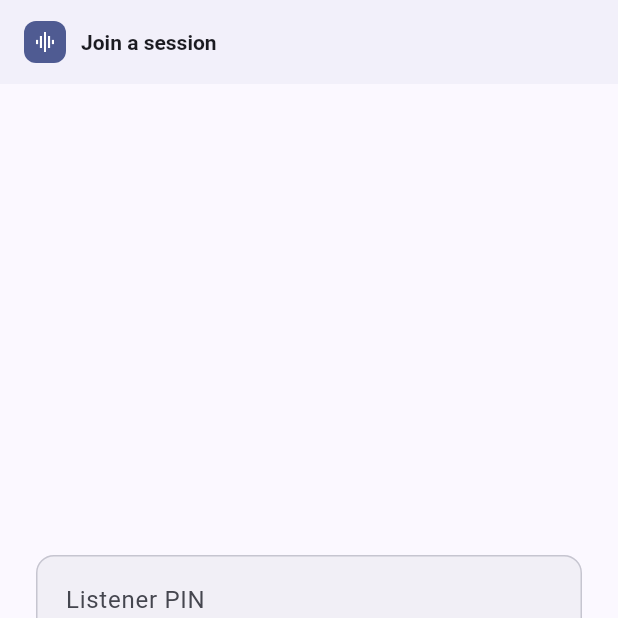
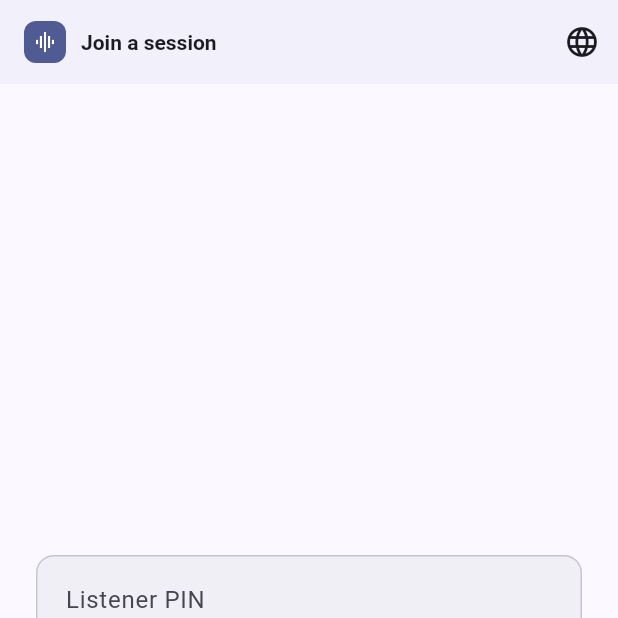
Before and after one commit to btekerek/kabin, a Flutter app: the ListenerJoinScreen screen opened by its route, on a phone screen of 412 x 824 dp, the top half of it. Run offline on Flutter 3.47's test engine with Material 3 defaults, Android fonts, the phone set to English and light mode, and no system bars; our stand-ins replace dio, flutter_riverpod, go_router, permission_handler, shared_preferences; missing offline and left inert: agora_rtc_engine; accounts and stored records are empty.

Commit message:
Migrate listener screens to i18n

```diff
--- a/frontend/lib/features/listener/presentation/listener_join_screen.dart
+++ b/frontend/lib/features/listener/presentation/listener_join_screen.dart
@@ -4,6 +4,9 @@ import 'package:go_router/go_router.dart';
 
 import '../../../core/errors/api_error_message.dart';
 import '../../../core/widgets/kabin_app_bar_title.dart';
+import '../../../core/widgets/language_menu.dart';
+import '../../../l10n/app_strings.dart';
+import '../../../l10n/locale_providers.dart';
 import '../domain/listener_channel.dart';
 import '../domain/listener_session_summary.dart';
 import '../state/listener_providers.dart';
@@ -82,18 +85,22 @@ class _ListenerJoinScreenState extends ConsumerState<ListenerJoinScreen> {
 
   @override
   Widget build(BuildContext context) {
+    final t = ref.watch(appStringsProvider);
     return Scaffold(
-      appBar: AppBar(title: const KabinAppBarTitle('Join a session')),
+      appBar: AppBar(
+        title: KabinAppBarTitle(t.joinSessionTitle),
+        actions: const [LanguageMenu()],
+      ),
       body: _session == null
-          ? _buildPinEntry()
+          ? _buildPinEntry(t)
           : Padding(
               padding: const EdgeInsets.all(24),
-              child: _buildChannelPicker(_session!),
+              child: _buildChannelPicker(_session!, t),
             ),
     );
   }
 
-  Widget _buildPinEntry() {
+  Widget _buildPinEntry(AppStrings t) {
     return Center(
       child: ConstrainedBox(
         constraints: const BoxConstraints(maxWidth: 440),
@@ -108,7 +115,7 @@ class _ListenerJoinScreenState extends ConsumerState<ListenerJoinScreen> {
                 keyboardType: TextInputType.number,
                 textAlign: TextAlign.center,
                 style: Theme.of(context).textTheme.headlineSmall,
-                decoration: const InputDecoration(labelText: 'Listener PIN'),
+                decoration: InputDecoration(labelText: t.listenerPinLabel),
               ),
               if (_error != null) ...[
                 const SizedBox(height: 16),
@@ -126,7 +133,7 @@ class _ListenerJoinScreenState extends ConsumerState<ListenerJoinScreen> {
                         height: 20,
                         width: 20,
                         child: CircularProgressIndicator(strokeWidth: 2))
-                    : const Text('FIND SESSION'),
+                    : Text(t.findSessionButton),
               ),
             ],
           ),
@@ -135,7 +142,7 @@ class _ListenerJoinScreenState extends ConsumerState<ListenerJoinScreen> {
     );
   }
 
-  Widget _buildChannelPicker(ListenerSessionSummary session) {
+  Widget _buildChannelPicker(ListenerSessionSummary session, AppStrings t) {
     return Center(
       child: ConstrainedBox(
         constraints: const BoxConstraints(maxWidth: 560),
@@ -145,7 +152,7 @@ class _ListenerJoinScreenState extends ConsumerState<ListenerJoinScreen> {
             Text(session.name,
                 style: Theme.of(context).textTheme.headlineSmall),
             const SizedBox(height: 8),
-            Text('Pick a language to listen in:',
+            Text(t.pickLanguageToListenPrompt,
                 style: Theme.of(context).textTheme.bodyMedium),
             const SizedBox(height: 16),
             if (_error != null) ...[
@@ -165,7 +172,7 @@ class _ListenerJoinScreenState extends ConsumerState<ListenerJoinScreen> {
                     child: ListTile(
                       title: Text(channel.language),
                       subtitle: channel.isSource
-                          ? const Text('Original (stage) audio')
+                          ? Text(t.originalStageAudioLabel)
                           : null,
                       trailing: const Icon(Icons.chevron_right),
                       enabled: !_busy,
--- a/frontend/lib/l10n/app_strings.dart
+++ b/frontend/lib/l10n/app_strings.dart
@@ -194,4 +194,17 @@ class AppStrings {
   String get sourceDropdownLabel => _pick('Source', 'Kaynak');
   String get targetDropdownLabel => _pick('Target', 'Hedef');
   String get chatLabel => _pick('Chat', 'Sohbet');
+
+  // Listener join + listening screens
+  String get joinSessionTitle => _pick('Join a session', 'Bir oturuma katıl');
+  String get listenerPinLabel => _pick('Listener PIN', "Dinleyici PIN'i");
+  String get findSessionButton => _pick('FIND SESSION', 'OTURUM BUL');
+  String get pickLanguageToListenPrompt =>
+      _pick('Pick a language to listen in:', 'Dinlemek istediğin dili seç:');
+  String get originalStageAudioLabel =>
+      _pick('Original (stage) audio', 'Orijinal (sahne) sesi');
+  String get listeningInLabel => _pick('Listening in', 'Şu dilde dinliyorsun');
+  String get listeningStatusLabel => _pick('Listening', 'Dinleniyor');
+  String get sessionEndedStatusLabel =>
+      _pick('Session ended', 'Oturum sona erdi');
 }
```
Also changed, not shown: frontend/lib/features/listener/presentation/listening_screen.dart (+22 -14 lines).
